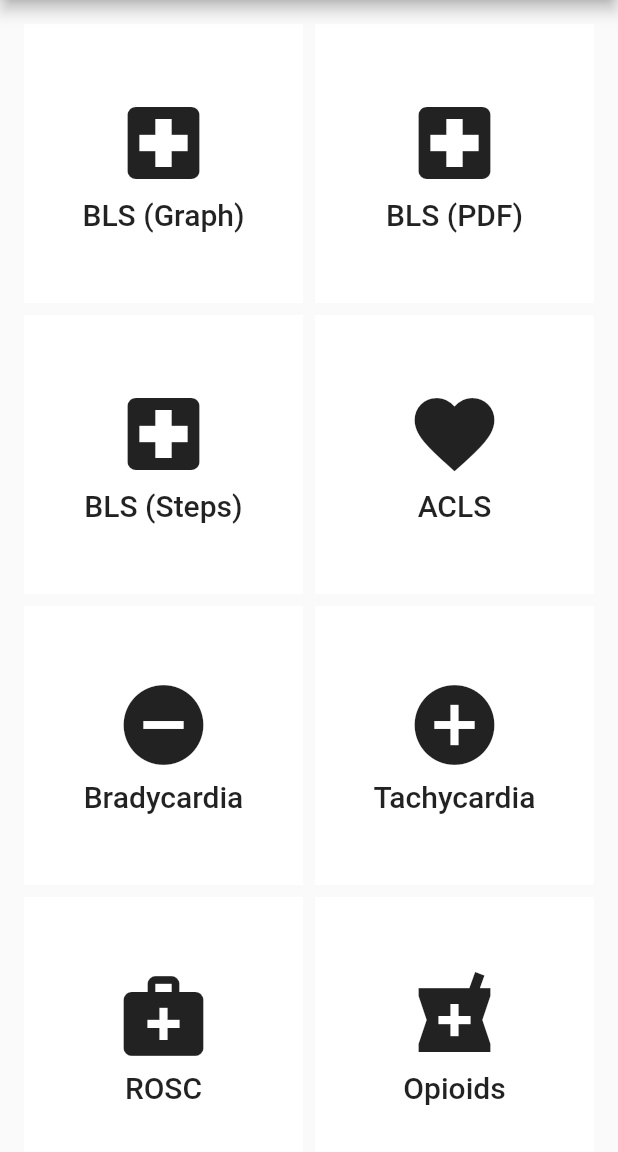
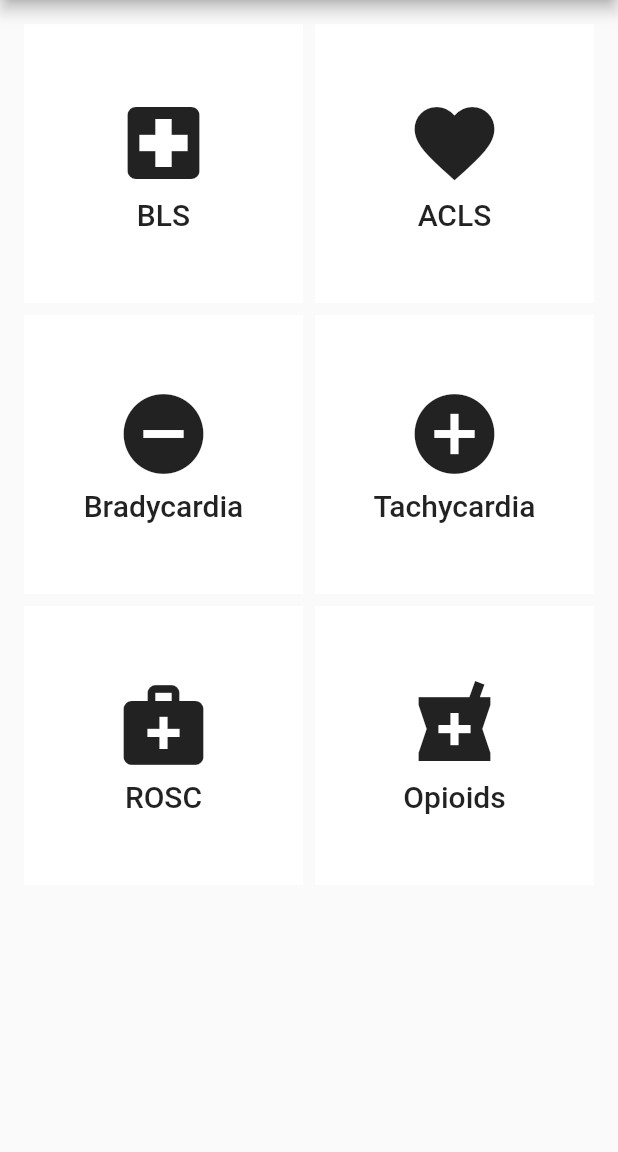
Before and after one commit to ethanharstad/tailboard-app, a Flutter app: the screen it shows once a user with an empty profile is signed in, after a tap on "Quick Protocols", on a phone screen of 412 x 824 dp, the part 84-1236 px from its top. Run offline on Flutter 3.47's test engine with Material 2 defaults, Android fonts, the phone set to English and light mode, and no system bars; our stand-ins replace firebase_auth, firebase_core, native_pdf_view; missing offline and left inert: flutterfire_ui, graphview; accounts and stored records are empty.

Commit message:
Remove old protocol screen prototypes

```diff
--- a/lib/screens/quick_protocols_screen.dart
+++ b/lib/screens/quick_protocols_screen.dart
@@ -1,7 +1,7 @@
 import 'package:flutter/material.dart';
 import 'package:tailboard_app/screens/bls_protocol_graph_screen.dart';
 import 'package:tailboard_app/screens/bls_protocol_pdf_screen.dart';
-import 'package:tailboard_app/screens/bls_protocol_stepper_screen.dart';
+import 'package:tailboard_app/screens/bls_protocol_screen.dart';
 import 'package:tailboard_app/widgets/app_scaffold.dart';
 import 'package:tailboard_app/widgets/launcher_tile.dart';
 import 'package:tailboard_app/widgets/unimplemented_dialog.dart';
@@ -22,22 +22,10 @@ class QuickProtocolsScreen extends StatelessWidget {
         crossAxisCount: 2,
         children: <Widget>[
           LauncherTile(
-              icon: Icons.local_hospital,
-              title: 'BLS (Graph)',
-              onTap: () => Navigator.of(context).push(MaterialPageRoute(
-                  builder: (BuildContext context) =>
-                      const BLSProtocolGraphScreen()))),
-          LauncherTile(
             icon: Icons.local_hospital,
-            title: 'BLS (PDF)',
+            title: 'BLS',
             onTap: () => Navigator.of(context).push(MaterialPageRoute(
-                builder: (BuildContext context) => BLSProtocolPdfScreen())),
-          ),
-          LauncherTile(
-            icon: Icons.local_hospital,
-            title: 'BLS (Steps)',
-            onTap: () => Navigator.of(context).push(MaterialPageRoute(
-                builder: (BuildContext context) => BLSProtocolStepperScreen())),
+                builder: (BuildContext context) => BLSProtocolScreen())),
           ),
           LauncherTile(
             icon: Icons.favorite,
--- a/pubspec.yaml
+++ b/pubspec.yaml
@@ -34,7 +34,6 @@ dependencies:
   # The following adds the Cupertino Icons font to your application.
   # Use with the CupertinoIcons class for iOS style icons.
   cupertino_icons: ^1.0.2
-  graphview: ^1.1.0
   native_pdf_view: ^5.0.0
   firebase_core: ^1.10.6
   firebase_auth: ^3.3.4
```
Also changed, not shown: lib/screens/bls_protocol_screen.dart (renamed from lib/screens/bls_protocol_stepper_screen.dart, +4 -4 lines), pubspec.lock.
